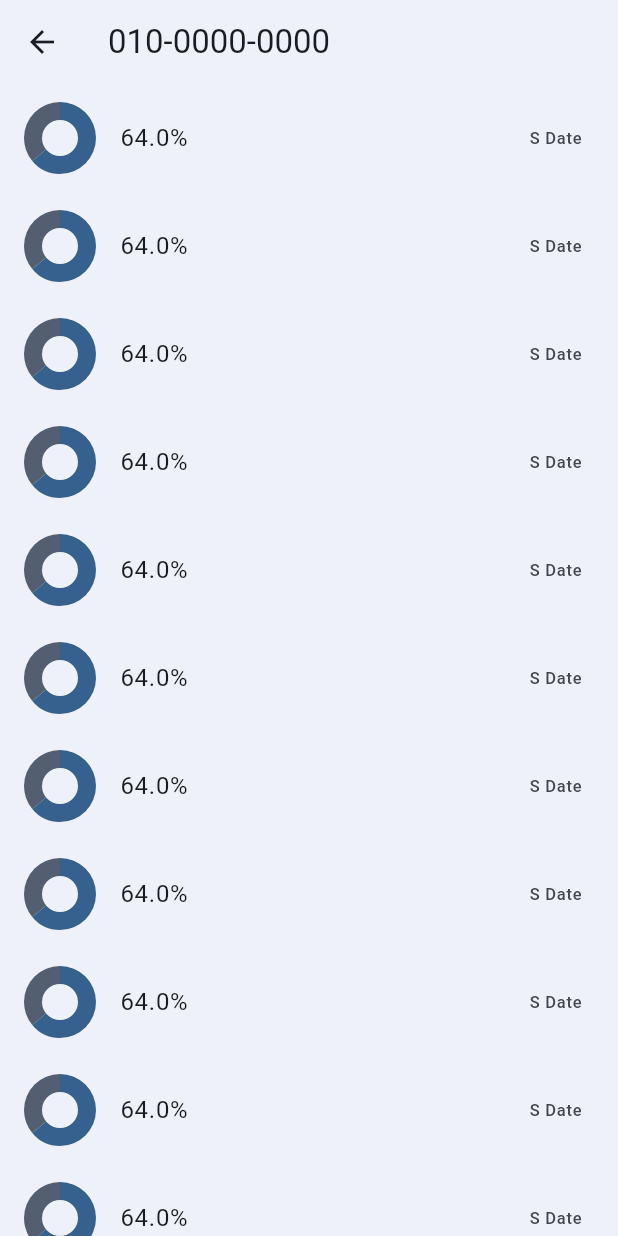
After one commit to KAIST-Google-Solution-Challenge/frontend, a Flutter app: the MessageView screen opened by its route, item 2 of the bottom bar chosen, after a tap on the "search" icon, on a phone screen of 412 x 824 dp. The commit adds this screen. Run offline on Flutter 3.47's test engine with Material 2 defaults, Android fonts, the phone set to English and light mode, and no system bars.

Commit message:
Add SearchView

```diff
--- a/lib/main.dart
+++ b/lib/main.dart
@@ -9,6 +9,7 @@ import 'package:provider/provider.dart';
 import 'package:the_voice/model/setting_model.dart';
 import 'package:the_voice/view/message_view.dart';
 import 'package:the_voice/view/profile_view.dart';
+import 'package:the_voice/view/search_view.dart';
 
 void main() async {
   runApp(const TheVoice());
@@ -33,6 +34,7 @@ class TheVoice extends StatelessWidget {
             ChatView.route: (context) => const ChatView(),
             AnalysisView.route: (context) => const AnalysisView(),
             CaseView.route: (context) => const CaseView(),
+            SearchView.route: (context) => const SearchView(),
           },
           theme: ThemeData(
             useMaterial3: true,
--- a/lib/model/custom_widget_model.dart
+++ b/lib/model/custom_widget_model.dart
@@ -6,6 +6,7 @@ import 'package:the_voice/view/call_view.dart';
 import 'package:the_voice/view/home_view.dart';
 import 'package:the_voice/view/message_view.dart';
 import 'package:the_voice/view/profile_view.dart';
+import 'package:the_voice/view/search_view.dart';
 
 class CustomAppBar extends StatelessWidget implements PreferredSizeWidget {
   final bool isBack;
@@ -161,7 +162,13 @@ class CustomSearch extends StatelessWidget {
                       ),
                     ),
                   ),
-                  const Icon(Icons.search),
+                  IconButton(
+                    icon: const Icon(Icons.search),
+                    onPressed: () => Navigator.pushNamed(
+                      context,
+                      SearchView.route,
+                    ),
+                  ),
                 ],
               ),
             ),
@@ -254,6 +261,37 @@ class CustomListTile extends StatelessWidget {
         onTap: () => onTap(),
       );
     }
+  }
+}
+
+class CustomHistory extends StatelessWidget {
+  final double probability;
+  final String date;
+
+  const CustomHistory({
+    super.key,
+    required this.probability,
+    required this.date,
+  });
+
+  @override
+  Widget build(BuildContext context) {
+    return ListTile(
+      leading: DoughnutChart(
+        isChat: true,
+        radius: 24,
+        probability: probability,
+      ),
+      title: Text('$probability%'),
+      contentPadding: const EdgeInsets.only(
+        left: 16,
+        right: 24,
+        top: 8,
+        bottom: 8,
+      ),
+      trailing: Text(date),
+      onTap: () {},
+    );
   }
 }
 
--- a/lib/view/message_view.dart
+++ b/lib/view/message_view.dart
@@ -19,7 +19,7 @@ class MessageView extends StatelessWidget {
         ),
         body: ListView(
           children: List<Widget>.generate(
-            12,
+            24,
             (index) => const CustomListTile(
               isCall: false,
               isDate: false,
--- /dev/null
+++ b/lib/view/search_view.dart
@@ -0,0 +1,36 @@
+import 'package:flutter/material.dart';
+import 'package:provider/provider.dart';
+import 'package:the_voice/model/custom_widget_model.dart';
+import 'package:the_voice/model/setting_model.dart';
+
+class SearchView extends StatelessWidget {
+  static String route = 'search_view';
+
+  const SearchView({super.key});
+
+  @override
+  Widget build(BuildContext context) {
+    ColorScheme colorScheme = Theme.of(context).colorScheme;
+
+    return Consumer<SettingModel>(
+      builder: (context, value, child) => Scaffold(
+        backgroundColor: ElevationOverlay.applySurfaceTint(
+          colorScheme.background,
+          colorScheme.surfaceTint,
+          1,
+        ),
+        appBar: const CustomAppBar(
+          isBack: true,
+          isSurface: false,
+          data: '010-0000-0000',
+        ),
+        body: ListView(
+          children: List.generate(
+            24,
+            (index) => const CustomHistory(probability: 64.0, date: 'S Date'),
+          ),
+        ),
+      ),
+    );
+  }
+}
```
